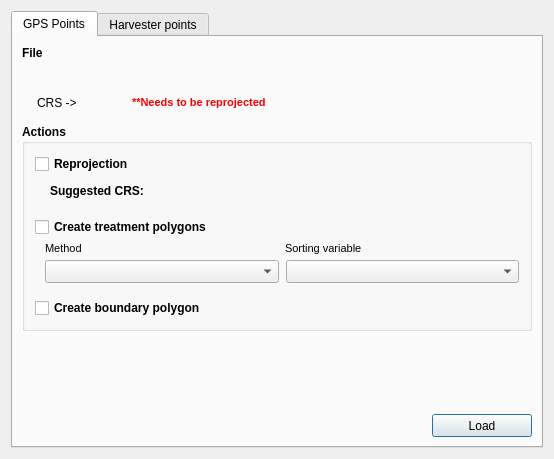
franciscocamellon/lallemand_plant_care, file gui/layer_manager/load_files.ui: the form before one commit.
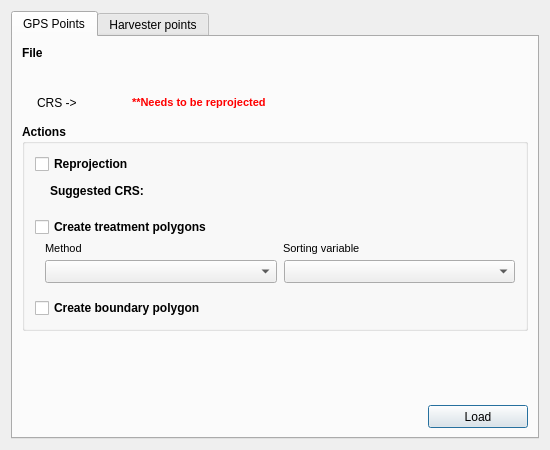
The form after the commit. The open tabs and pages were chosen to show the change. Custom widgets are drawn as their Qt base class.

Commit message: Some design pattern improvements

Patch:
```diff
--- a/gui/layer_manager/load_files.ui
+++ b/gui/layer_manager/load_files.ui
@@ -6,8 +6,8 @@
    <rect>
     <x>0</x>
     <y>0</y>
-    <width>554</width>
-    <height>459</height>
+    <width>550</width>
+    <height>450</height>
    </rect>
   </property>
   <property name="minimumSize">
```
Left out of the diff: 2 changed lines with no effect on the pictures. The commit also changes 7 other files.
